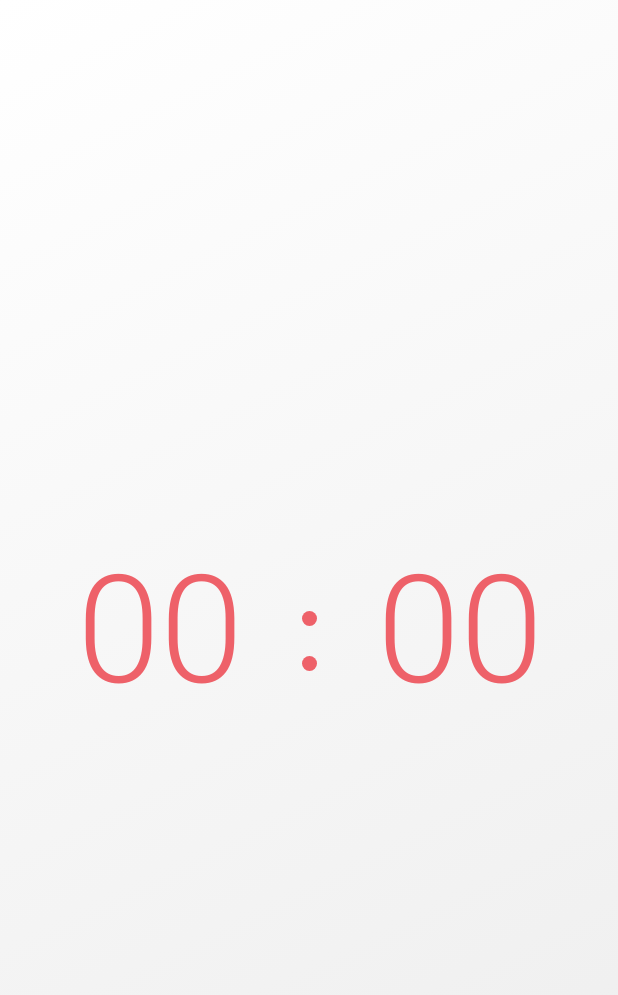
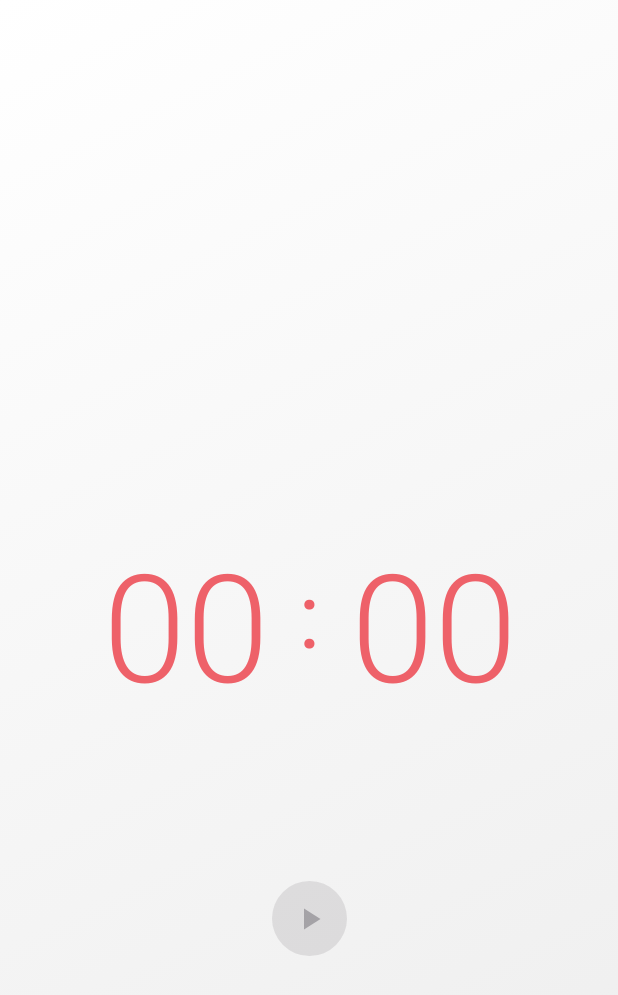
Before and after one commit to Artenes/compose-timer-app, an Android app built with Jetpack Compose: the screen it shows after launch (MainActivity), on a phone screen of 412 x 824 dp. Shown: the top 995 px of the screen. Run offline under Robolectric (Android 15) with nearby library versions, the phone set to English and light mode, and no system bars; our stand-ins replace Dagger/Hilt's generated code, Room's generated code, Timber; 1 statement that could not run was skipped.

Commit message:
Fix layout and add button

```diff
--- a/app/src/main/java/dev/artenes/template/app/features/TimerScreen.kt
+++ b/app/src/main/java/dev/artenes/template/app/features/TimerScreen.kt
@@ -1,18 +1,26 @@
 package dev.artenes.template.app.features
 
-import androidx.compose.foundation.Canvas
 import androidx.compose.foundation.ExperimentalFoundationApi
 import androidx.compose.foundation.background
 import androidx.compose.foundation.gestures.snapping.rememberSnapFlingBehavior
 import androidx.compose.foundation.layout.Box
+import androidx.compose.foundation.layout.PaddingValues
+import androidx.compose.foundation.layout.Row
 import androidx.compose.foundation.layout.fillMaxSize
 import androidx.compose.foundation.layout.height
+import androidx.compose.foundation.layout.offset
 import androidx.compose.foundation.layout.padding
 import androidx.compose.foundation.layout.size
 import androidx.compose.foundation.layout.width
 import androidx.compose.foundation.lazy.LazyColumn
-import androidx.compose.foundation.lazy.LazyRow
 import androidx.compose.foundation.lazy.rememberLazyListState
+import androidx.compose.foundation.shape.CircleShape
+import androidx.compose.material.icons.Icons
+import androidx.compose.material.icons.filled.Pause
+import androidx.compose.material.icons.filled.PlayArrow
+import androidx.compose.material.icons.filled.Stop
+import androidx.compose.material3.Button
+import androidx.compose.material3.Icon
 import androidx.compose.material3.MaterialTheme
 import androidx.compose.material3.Scaffold
 import androidx.compose.material3.Text
@@ -20,11 +28,9 @@ import androidx.compose.runtime.Composable
 import androidx.compose.runtime.LaunchedEffect
 import androidx.compose.runtime.collectAsState
 import androidx.compose.runtime.getValue
-import androidx.compose.runtime.rememberCoroutineScope
 import androidx.compose.runtime.snapshotFlow
 import androidx.compose.ui.Alignment
 import androidx.compose.ui.Modifier
-import androidx.compose.ui.geometry.Offset
 import androidx.compose.ui.graphics.Brush
 import androidx.compose.ui.text.font.FontWeight
 import androidx.compose.ui.unit.dp
@@ -71,22 +77,77 @@ fun TimerScreen(
             contentAlignment = Alignment.Center
         ) {
 
-            LazyRow(verticalAlignment = Alignment.CenterVertically) {
 
-                item {
-                    Digit(maxInclusive = 59)
+            Row(
+                verticalAlignment = Alignment.CenterVertically
+            ) {
+
+                Time() //hours
+
+                Text(
+                    text = ":",
+                    fontSize = 60.sp,
+                    color = MaterialTheme.colorScheme.primary
+                )
+
+                Time() //minutes
+
+            }
+
+            Row(
+                modifier = Modifier.offset(y = 200.dp)
+            ) {
+
+                if (state.startVisible) {
+                    Button(
+                        onClick = { viewModel.start() },
+                        shape = CircleShape,
+                        modifier = Modifier
+                            .size(50.dp),
+                        contentPadding = PaddingValues(0.dp),
+                        enabled = state.startEnabled
+                    ) {
+                        Icon(imageVector = Icons.Filled.PlayArrow, contentDescription = "")
+                    }
                 }
 
-                item {
-                    Colon()
+                if (state.resumeVisible) {
+                    Button(
+                        onClick = { viewModel.resume() },
+                        shape = CircleShape,
+                        modifier = Modifier
+                            .size(50.dp),
+                        contentPadding = PaddingValues(0.dp),
+                    ) {
+                        Icon(imageVector = Icons.Filled.PlayArrow, contentDescription = "")
+                    }
                 }
 
-                item {
-                    Digit(maxInclusive = 59)
+                if (state.pauseVisible) {
+                    Button(
+                        onClick = { viewModel.pause() },
+                        shape = CircleShape,
+                        modifier = Modifier
+                            .size(50.dp),
+                        contentPadding = PaddingValues(0.dp),
+                    ) {
+                        Icon(imageVector = Icons.Filled.Pause, contentDescription = "")
+                    }
+                }
+
+                if (state.stopVisible) {
+                    Button(
+                        onClick = { viewModel.stop() },
+                        shape = CircleShape,
+                        modifier = Modifier
+                            .size(50.dp),
+                        contentPadding = PaddingValues(0.dp),
+                    ) {
+                        Icon(imageVector = Icons.Filled.Stop, contentDescription = "")
+                    }
                 }
 
             }
-
 
         }
 
@@ -96,9 +157,8 @@ fun TimerScreen(
 
 @OptIn(ExperimentalFoundationApi::class)
 @Composable
-private fun Digit(maxInclusive: Int) {
+private fun Time() {
 
-    val coroutineScope = rememberCoroutineScope()
     val listState = rememberLazyListState()
 
     LaunchedEffect(listState) {
@@ -116,7 +176,7 @@ private fun Digit(maxInclusive: Int) {
         flingBehavior = rememberSnapFlingBehavior(lazyListState = listState),
     ) {
 
-        items((maxInclusive + 1)) { number ->
+        items(60) { number ->
 
             Box(
                 modifier = Modifier
@@ -139,26 +199,3 @@ private fun Digit(maxInclusive: Int) {
     }
 
 }
-
-@Composable
-fun Colon() {
-    val color = MaterialTheme.colorScheme.primary
-    Canvas(modifier = Modifier.size(50.dp)) {
-        val radius = 5.dp.toPx()
-        val spacing = 30.dp.toPx()
-        val centerX = size.width / 2
-        val centerY1 = (size.height / 2 + spacing / 2) - spacing / 2
-        val centerY2 = (size.height / 2 + spacing / 2) + spacing / 2
-
-        drawCircle(
-            color,
-            radius,
-            center = Offset(centerX, centerY1)
-        )
-        drawCircle(
-            color,
-            radius,
-            center = Offset(centerX, centerY2)
-        )
-    }
-}
--- a/app/src/main/java/dev/artenes/template/app/features/TimerViewModel.kt
+++ b/app/src/main/java/dev/artenes/template/app/features/TimerViewModel.kt
@@ -14,7 +14,7 @@ import javax.inject.Inject
 class TimerViewModel @Inject constructor(private val serviceConnection: AndroidServiceConnection) :
     ViewModel() {
 
-    private val _state = MutableStateFlow(State(seconds = "", paused = true, lastSetTime = "0"))
+    private val _state = MutableStateFlow(State())
     val state: StateFlow<State> = _state
 
     init {
@@ -26,7 +26,11 @@ class TimerViewModel @Inject constructor(private val serviceConnection: AndroidS
     }
 
     fun setTime(value: String) {
-        _state.value = _state.value.copy(seconds = value, lastSetTime = value)
+        _state.value = _state.value.copy(
+            seconds = value,
+            lastSetTime = value,
+            startEnabled = value.toInt() > 0
+        )
     }
 
     fun start() {
@@ -71,15 +75,22 @@ class TimerViewModel @Inject constructor(private val serviceConnection: AndroidS
         if (timer.state == Timer.State.STOPPED) {
             _state.value = _state.value.copy(
                 seconds = timer.initial.toString(),
-                paused = true
+                startVisible = true,
+                resumeVisible = false,
+                stopVisible = false,
+                pauseVisible = false,
             )
             return
         }
 
         _state.value = _state.value.copy(
             seconds = timer.seconds.toString(),
-            paused = timer.state != Timer.State.COUNTING
+            startVisible = false,
+            resumeVisible = timer.state == Timer.State.PAUSED,
+            stopVisible = true,
+            pauseVisible = timer.state == Timer.State.COUNTING,
         )
+
         Timber.v("View: ${timer.seconds}")
     }
 
@@ -94,9 +105,13 @@ class TimerViewModel @Inject constructor(private val serviceConnection: AndroidS
     }
 
     data class State(
-        val seconds: String,
-        val paused: Boolean,
-        val lastSetTime: String
+        val seconds: String = "0",
+        val startEnabled: Boolean = false,
+        val startVisible: Boolean = true,
+        val resumeVisible: Boolean = false,
+        val stopVisible: Boolean = false,
+        val pauseVisible: Boolean = false,
+        val lastSetTime: String = "0"
     )
 
 }
```
